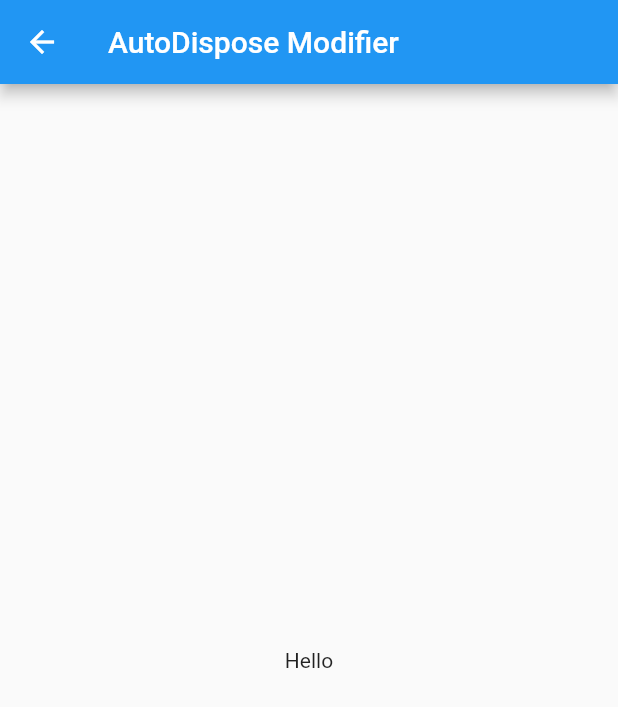
After one commit to sunaranish17/flutter_riverpod_demo, a Flutter app: the screen it shows after launch, item 3 of the bottom bar chosen, after a tap on "Auto Dispose Modifier", on a phone screen of 412 x 824 dp. The commit adds this screen. Shown: the top 707 px of the screen. Run offline on Flutter 3.47's test engine with Material 2 defaults, Android fonts, the phone set to English and light mode, and no system bars; our stand-ins replace hooks_riverpod.

Commit message:
Feat: Auto dispose modifier

```diff
--- a/lib/screens/home.dart
+++ b/lib/screens/home.dart
@@ -1,4 +1,5 @@
 import 'package:flutter/material.dart';
+import 'package:riverpod_flutter_demo/screens/modifiers/auto_dispose_modifier.dart';
 import 'package:riverpod_flutter_demo/screens/modifiers/family_object_notifier.dart';
 import 'package:riverpod_flutter_demo/screens/modifiers/family_primitive_modifier.dart';
 import 'package:riverpod_flutter_demo/screens/notifiers/change_notifier.dart';
@@ -157,7 +158,18 @@ class _HomeState extends State<Home> {
                 ),
               );
             },
-            child: Text("Family Object Notifier"),
+            child: Text("Family Object Modifier"),
+          ),
+          ElevatedButton(
+            onPressed: () {
+              Navigator.push(
+                context,
+                MaterialPageRoute(
+                  builder: (context) => AutoDisposeModifierPage(),
+                ),
+              );
+            },
+            child: Text("Auto Dispose Modifier"),
           ),
         ],
       );
--- /dev/null
+++ b/lib/screens/modifiers/auto_dispose_modifier.dart
@@ -0,0 +1,34 @@
+import 'package:flutter/material.dart';
+import 'package:hooks_riverpod/hooks_riverpod.dart';
+
+Future<String> fetchValue() async {
+  await Future.delayed(Duration(milliseconds: 400));
+
+  return "Hello";
+}
+
+final futureProvider =
+    FutureProvider.autoDispose<String>((ref) => fetchValue());
+
+class AutoDisposeModifierPage extends ConsumerWidget {
+  @override
+  Widget build(BuildContext context, WidgetRef ref) {
+    final future = ref.watch(futureProvider);
+
+    return Scaffold(
+      appBar: AppBar(
+        title: Text('AutoDispose Modifier'),
+      ),
+      body: Center(
+        child: future.when(
+          data: (value) => Padding(
+            padding: EdgeInsets.all(48),
+            child: Text(value.toString()),
+          ),
+          loading: () => CircularProgressIndicator(),
+          error: (e, stack) => Text('Error: $e'),
+        ),
+      ),
+    );
+  }
+}
```
Also changed, not shown: lib/screens/test_page.dart (added).
